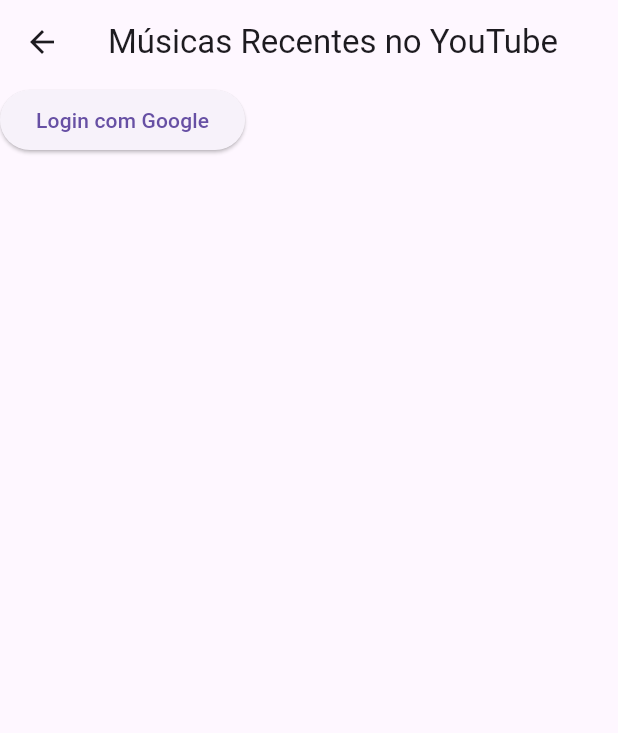
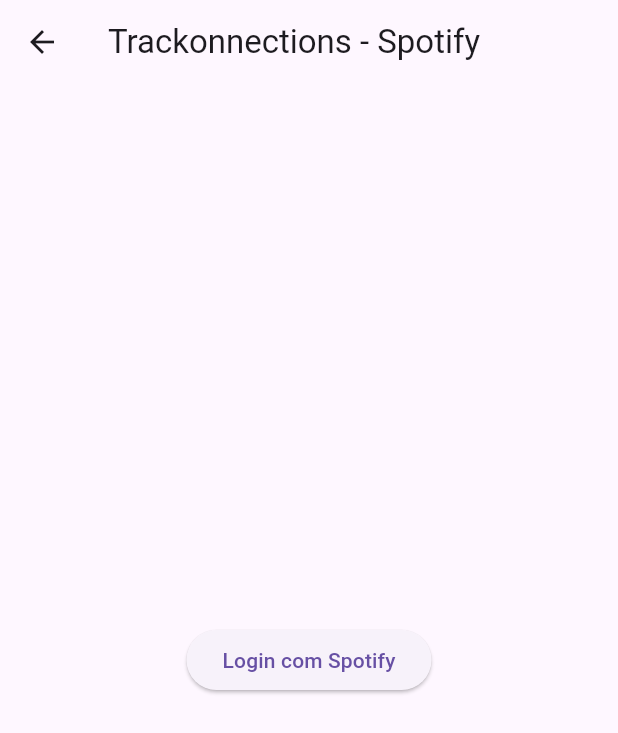
Before and after one commit to GabrielTembra/trackonnections, a Flutter app: the screen it shows after launch, after a tap on "Entrar", on a phone screen of 412 x 824 dp. Shown: the top 733 px of the screen. Run offline on Flutter 3.47's test engine with Material 3 defaults, Android fonts, the phone set to English and light mode, and no system bars; our stand-ins replace google_maps_flutter; missing offline and left inert: flutter_web_auth.

Commit message:
commit ruim

```diff
--- a/lib/telaLogin.dart
+++ b/lib/telaLogin.dart
@@ -116,7 +116,7 @@
                     Navigator.push(
                       context,
                       MaterialPageRoute(
-                          builder: (context) => const YouTubeMusicScreen()),
+                          builder: (context) => const SpotifyAuthScreen()),
                     );
                   },
                   style: ElevatedButton.styleFrom(
--- a/lib/telaPrincipal.dart
+++ b/lib/telaPrincipal.dart
@@ -1,8 +1,7 @@
 import 'dart:convert';
 import 'package:flutter/material.dart';
+import 'package:flutter_web_auth/flutter_web_auth.dart';
 import 'package:http/http.dart' as http;
-import 'package:google_sign_in/google_sign_in.dart';
-import 'package:url_launcher/url_launcher.dart';
 
 void main() {
   runApp(const TrackonnectionsApp());
@@ -21,92 +20,75 @@
         visualDensity: VisualDensity.adaptivePlatformDensity,
         scaffoldBackgroundColor: const Color(0xFF4A148C),
       ),
-      home: const YouTubeMusicScreen(),
+      home: const SpotifyAuthScreen(),
     );
   }
 }
 
-class YouTubeMusicScreen extends StatefulWidget {
-  const YouTubeMusicScreen({super.key});
+class SpotifyAuthScreen extends StatefulWidget {
+  const SpotifyAuthScreen({super.key});
 
   @override
-  _YouTubeMusicScreenState createState() => _YouTubeMusicScreenState();
+  _SpotifyAuthScreenState createState() => _SpotifyAuthScreenState();
 }
 
-class _YouTubeMusicScreenState extends State<YouTubeMusicScreen> {
-  final GoogleSignIn _googleSignIn = GoogleSignIn(
-    scopes: ['https://www.googleapis.com/auth/youtube.readonly'],
+class _SpotifyAuthScreenState extends State<SpotifyAuthScreen> {
+  String? _accessToken;
+
+  static const String clientId = 'b0620bb044c64d529f747bb52b7233c2';
+  static const String redirectUri = 'trackonnections://callback';  // URI personalizado
+
+  final String _authUrl =
+      'https://accounts.spotify.com/authorize?client_id=$clientId&response_type=code&redirect_uri=$redirectUri&scope=playlist-modify-public playlist-modify-private user-library-read';
+
+  // Função para iniciar o login com o Spotify
+  Future<void> _launchSpotifyLogin() async {
+    try {
+      // Inicia o processo de autenticação via Web Auth
+      final result = await FlutterWebAuth.authenticate(
+        url: _authUrl,
+        callbackUrlScheme: 'trackonnections',  // Define o esquema de URL personalizado
       );
-  String? _accessToken;
-  List<dynamic> _recentMusicVideos = [];
-  bool _isLoading = false;
 
-  @override
-  void initState() {
-    super.initState();
-    _checkGoogleSignIn();
+      // Extrai o código de autorização do URL de retorno
+      final code = Uri.parse(result).queryParameters['code'];
+
+      if (code != null) {
+        _exchangeCodeForToken(code);
       }
-
-  Future<void> _checkGoogleSignIn() async {
-    setState(() {
-      _isLoading = true;
-    });
-    if (await _googleSignIn.isSignedIn()) {
-      final auth = await _googleSignIn.currentUser?.authentication;
-      _accessToken = auth?.accessToken;
-      await _getYouTubeMusicVideos();
-    }
-    setState(() {
-      _isLoading = false;
-    });
-  }
-
-  Future<void> _signInWithGoogle() async {
-    final user = await _googleSignIn.signIn();
-    if (user != null) {
-      final auth = await user.authentication;
-      _accessToken = auth.accessToken;
-      // Depois de autenticar, redireciona para o YouTube diretamente
-      await _launchYouTube();
-      await _getYouTubeMusicVideos();
+    } catch (e) {
+      print("Erro ao autenticar: $e");
+      ScaffoldMessenger.of(context).showSnackBar(
+        const SnackBar(content: Text('Erro ao realizar login com Spotify.')),
+      );
     }
   }
 
-  Future<void> _getYouTubeMusicVideos() async {
-    if (_accessToken != null) {
-      setState(() {
-        _isLoading = true;
-      });
-      final response = await http.get(
-        Uri.parse('https://www.googleapis.com/youtube/v3/search?part=snippet&type=video&videoCategoryId=10&maxResults=10'),
+  // Função para trocar o código por um token de acesso
+  Future<void> _exchangeCodeForToken(String code) async {
+    final clientSecret = '6d197dce2d0a4874a49de7ddcea781b7';  // Adicione o seu client secret aqui
+    final response = await http.post(
+      Uri.parse('https://accounts.spotify.com/api/token'),
       headers: {
-          'Authorization': 'Bearer $_accessToken',
+        'Content-Type': 'application/x-www-form-urlencoded',
+        'Authorization': 'Basic ' + base64Encode(utf8.encode('$clientId:$clientSecret')),
+      },
+      body: {
+        'grant_type': 'authorization_code',
+        'code': code,
+        'redirect_uri': redirectUri,
       },
     );
 
     if (response.statusCode == 200) {
       final data = json.decode(response.body);
       setState(() {
-          _recentMusicVideos = data['items'];
+        _accessToken = data['access_token'];
       });
     } else {
       ScaffoldMessenger.of(context).showSnackBar(
-          const SnackBar(content: Text('Erro ao obter vídeos musicais.')),
+        const SnackBar(content: Text('Erro ao trocar código por token.')),
       );
-      }
-      setState(() {
-        _isLoading = false;
-      });
-    }
-  }
-
-  // Função para abrir o YouTube
-  Future<void> _launchYouTube() async {
-    const url = 'https://www.youtube.com';
-    if (await canLaunch(url)) {
-      await launch(url);
-    } else {
-      throw 'Não foi possível abrir o YouTube';
     }
   }
 
@@ -114,52 +96,26 @@
   Widget build(BuildContext context) {
     return Scaffold(
       appBar: AppBar(
-        title: const Text('Músicas Recentes no YouTube'),
+        title: const Text('Trackonnections - Spotify'),
       ),
-      body: Column(
+      body: Center(
+        child: Column(
+          mainAxisAlignment: MainAxisAlignment.center,
           children: [
-          if (_accessToken == null)
             ElevatedButton(
-              onPressed: _signInWithGoogle,
-              child: const Text('Login com Google'),
+              onPressed: _launchSpotifyLogin,
+              child: const Text('Login com Spotify'),
             ),
-          if (_isLoading)
-            const CircularProgressIndicator(),
-          if (_recentMusicVideos.isNotEmpty)
-            Expanded(
-              child: ListView.builder(
-                itemCount: _recentMusicVideos.length,
-                itemBuilder: (context, index) {
-                  final video = _recentMusicVideos[index];
-                  final snippet = video['snippet'];
-                  final title = snippet['title'];
-                  final artist = snippet['channelTitle']; // Canal como artista
-                  final description = snippet['description'];
-                  final videoId = video['id']['videoId']; // Pega o ID correto
-
-                  return ListTile(
-                    title: Text(title),
-                    subtitle: Text('Artista: $artist\nDescrição: $description'),
-                    onTap: () {
-                      // Ação para abrir o vídeo no YouTube
-                      _launchVideo(videoId);
+            if (_accessToken != null)
+              ElevatedButton(
+                onPressed: () {
+                  // Criar playlist ou fazer outras ações com o token
                 },
-                  );
-                },
-              ),
+                child: const Text('Criar Playlist no Spotify'),
               ),
           ],
         ),
+      ),
     );
   }
-
-  // Função para abrir o vídeo no YouTube
-  void _launchVideo(String videoId) async {
-    final url = 'https://www.youtube.com/watch?v=$videoId';
-    if (await canLaunch(url)) {
-      await launch(url);
-    } else {
-      throw 'Não foi possível abrir o vídeo';
 }
-  }
-}
```
Lines whose indentation alone changed are shown as unchanged.
